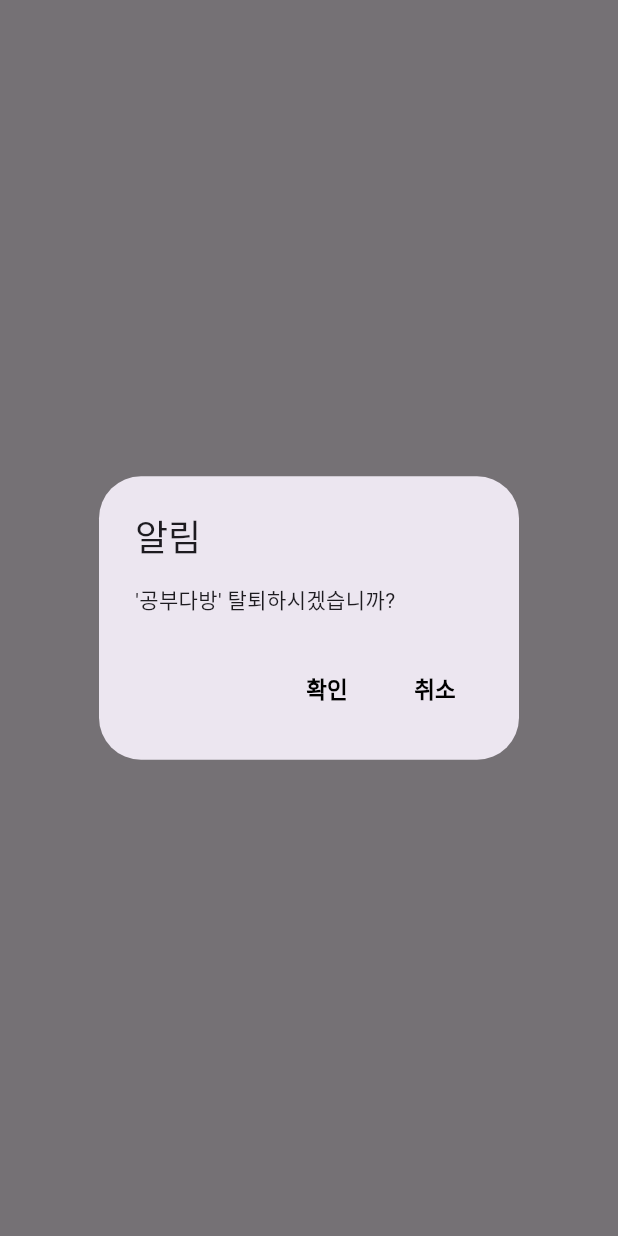
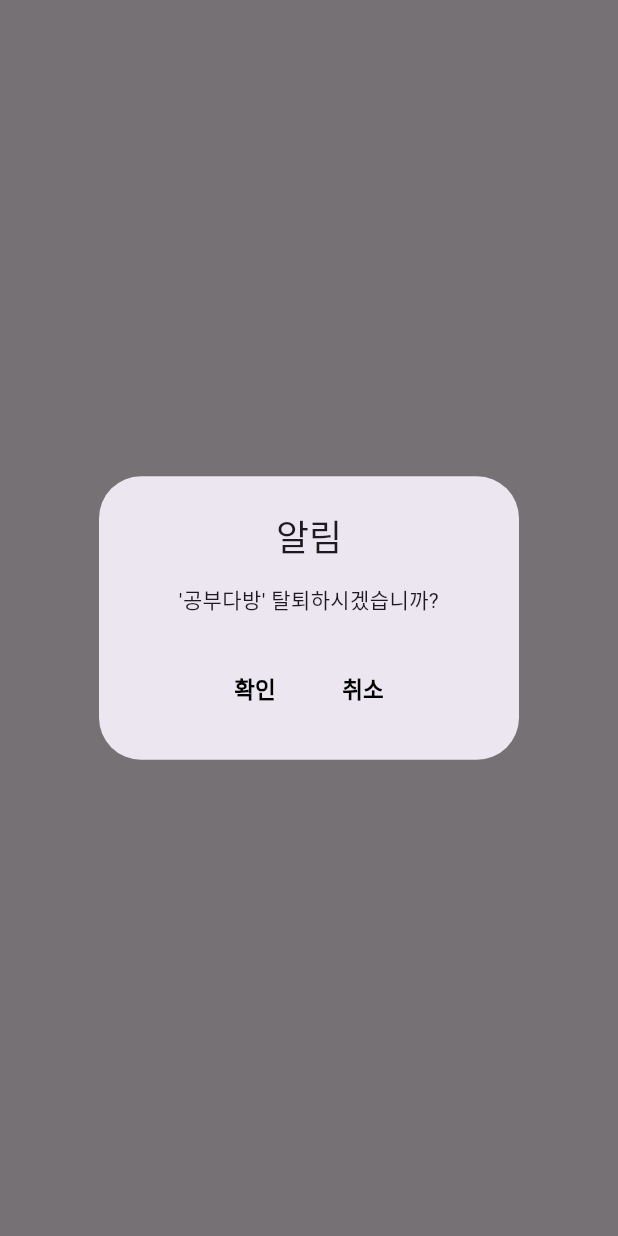
Before and after one commit to APP-iOS7/study_cafe-P6, a Flutter app: what deleteAccountalert() shows on an empty page, opened directly, on a phone screen of 412 x 824 dp. Run offline on Flutter 3.47's test engine with Material 3 defaults, Android fonts, the phone set to English and light mode, and no system bars; our stand-ins replace cloud_firestore, firebase_auth, firebase_core, get; missing offline and left inert: tosspayments_widget_sdk_flutter; accounts and stored records are empty.

Commit message:
회원 탈퇴 알림 창 수정

```diff
--- a/study_cafe_p6/lib/Screen/alertdialog_screen.dart
+++ b/study_cafe_p6/lib/Screen/alertdialog_screen.dart
@@ -9,12 +9,13 @@ Future<void> deleteAccountalert({
     context: context,
     builder: (BuildContext dialogContext) {
       return AlertDialog(
-        title: Text(title),
-        content: Text(content),
+        title: Text(title, textAlign: TextAlign.center),
+        content: Text(content, textAlign: TextAlign.center),
+        actionsAlignment: MainAxisAlignment.center,
         actions: [
           TextButton(
             onPressed: () => Navigator.of(dialogContext).pop(),
-            child: const Text(
+            child: Text(
               '확인',
               style: TextStyle(
                 color: Colors.black,
@@ -25,7 +26,7 @@ Future<void> deleteAccountalert({
           ),
           TextButton(
             onPressed: () => Navigator.of(dialogContext).pop(),
-            child: const Text(
+            child: Text(
               '취소',
               style: TextStyle(
                 color: Colors.black,
```
Also changed, not shown: study_cafe_p6/lib/Screen/myinfo_screen.dart (+3 -7 lines).
